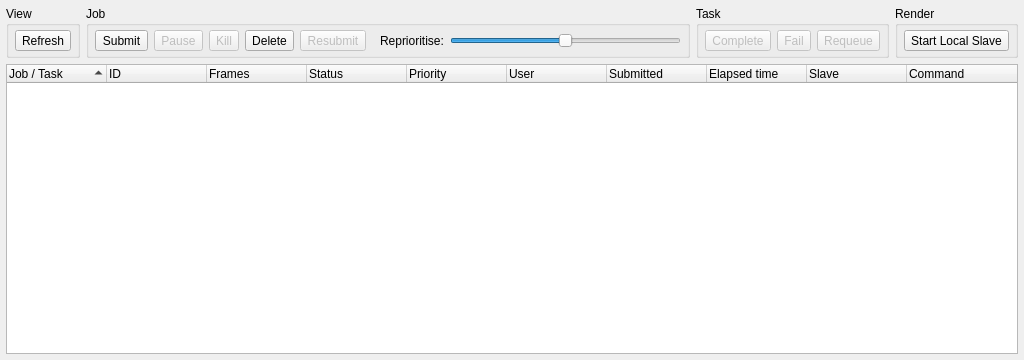
The window that core/tools/gpsSubmit/queue_ui.ui (mjbonnington/icarus-gps) describes before a commit, drawn with Qt 5.
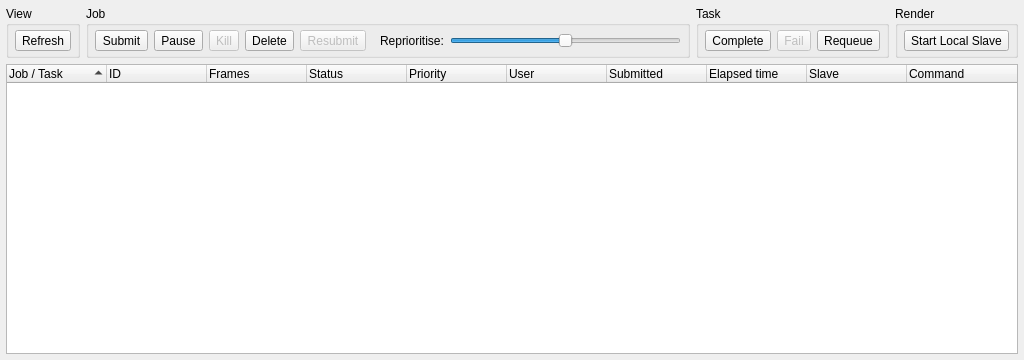
The same window after the commit.

```diff
--- a/core/tools/gpsSubmit/queue_ui.ui
+++ b/core/tools/gpsSubmit/queue_ui.ui
@@ -84,10 +84,7 @@
            </widget>
           </item>
           <item>
-           <widget class="QToolButton" name="jobPauseResume_toolButton">
-            <property name="enabled">
-             <bool>false</bool>
-            </property>
+           <widget class="QToolButton" name="jobPause_toolButton">
             <property name="text">
              <string>Pause</string>
             </property>
@@ -188,9 +185,6 @@
           </property>
           <item>
            <widget class="QToolButton" name="taskComplete_toolButton">
-            <property name="enabled">
-             <bool>false</bool>
-            </property>
             <property name="text">
              <string>Complete</string>
             </property>
@@ -208,9 +202,6 @@
           </item>
           <item>
            <widget class="QToolButton" name="taskRequeue_toolButton">
-            <property name="enabled">
-             <bool>false</bool>
-            </property>
             <property name="text">
              <string>Requeue</string>
             </property>
```
